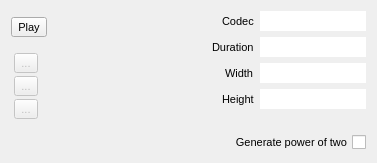
Before: the Qt Designer form src/VideoFileDialog.ui in markus-wa/glmixer-mirror, drawn with Qt 5.
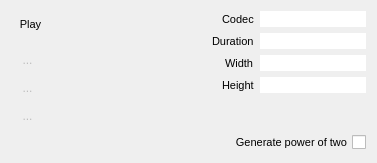
After: the same form once the commit is applied. Icons and pictures are not drawn. Custom widgets are drawn as their Qt base class.

Commit message: Uniformized style sheets

```diff
--- a/src/VideoFileDialog.ui
+++ b/src/VideoFileDialog.ui
@@ -18,6 +18,30 @@
   <property name="windowTitle">
    <string>Form</string>
   </property>
+  <property name="styleSheet">
+   <string notr="true">QToolButton { 
+     border-style: solid;
+     border-width: 1px;
+     border-radius:5px;
+	 padding: 3px;
+     border-color: transparent;
+     background: transparent;
+}
+
+QToolButton:checked { 
+     border-color: palette(dark);
+     background-color: qradialgradient(cx: 0.7, cy: 1.4, fx: 0.7, fy: 1.9, radius: 1.5, stop: 0 palette(dark), stop: 1 transparent );
+}
+
+QToolButton:pressed { 
+	background: palette(midlight);
+}
+
+QToolButton:hover { 
+     border-color: palette(highlight);
+}
+</string>
+  </property>
   <layout class="QGridLayout" name="gridLayout">
    <item row="0" column="0" rowspan="2">
     <widget class="QToolButton" name="startButton">
```
The commit also changes 3 other files.
